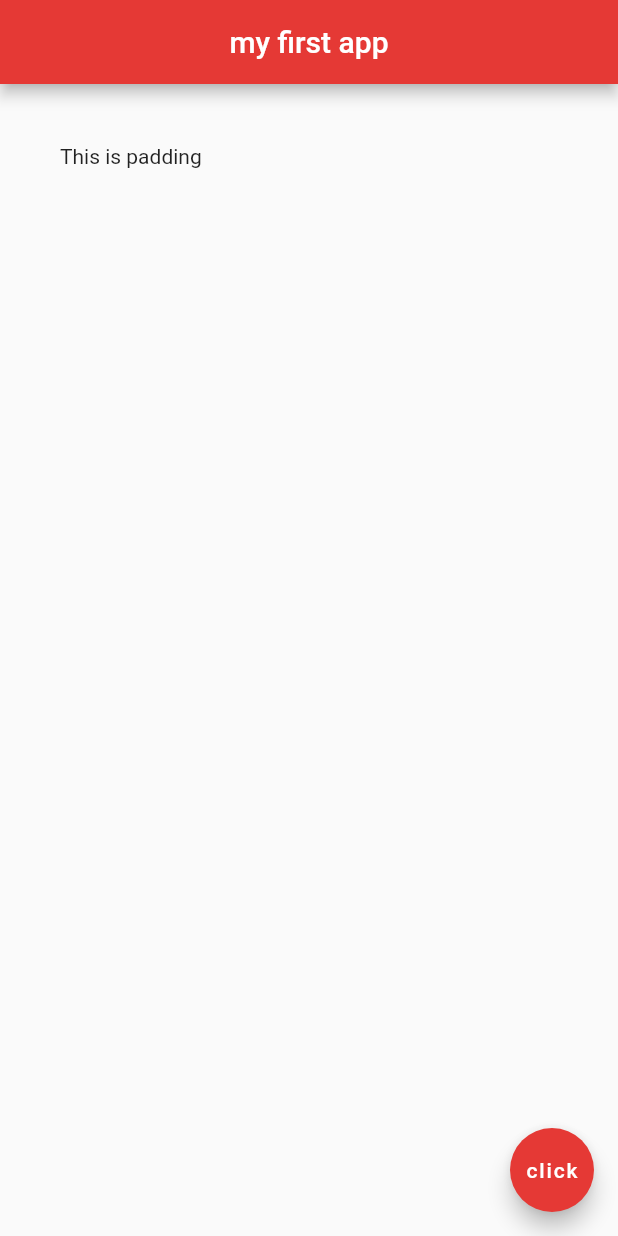
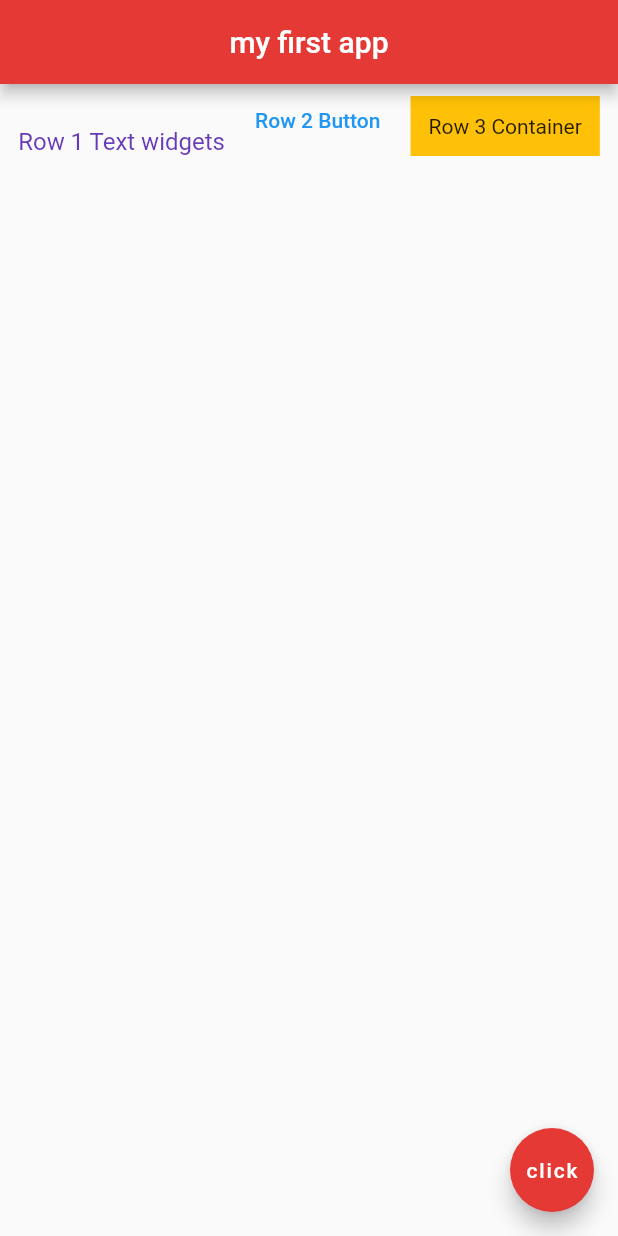
Before and after one commit to saravanamit/Flutter_basics, a Flutter app: the screen it shows after launch, on a phone screen of 412 x 824 dp. Run offline on Flutter 3.47's test engine with Material 2 defaults, Android fonts, the light colour scheme and no system bars; missing offline and left inert: dart:html.

Commit message:
Row widgets

```diff
--- a/lib/main.dart
+++ b/lib/main.dart
@@ -1,3 +1,5 @@
+
+import 'dart:html';
 
 import 'package:flutter/material.dart';
 import 'package:flutter/painting.dart';
@@ -17,10 +19,17 @@ class Home extends StatelessWidget {
           centerTitle: true,
           backgroundColor: Colors.red[600]
       ),
-      body: Padding(
-        padding: const EdgeInsets.all(40.0),
-        child: Text("This is padding"),),
+      body: Row(
+        mainAxisAlignment: MainAxisAlignment.spaceEvenly,
+        crossAxisAlignment: CrossAxisAlignment.end,
+        children: <Widget>[
+          const Text("Row 1 Text widgets",
+          style: TextStyle(color: Colors.deepPurple,fontSize: 16),),
+          TextButton(onPressed: (){}, child: const Text("Row 2 Button")),
+          Container(padding: const EdgeInsets.all(12.0),color: Colors.amber,child: const Text("Row 3 Container"),)
 
+        ],
+      ),
 
       floatingActionButton: FloatingActionButton(
         backgroundColor: Colors.red[600],
```
